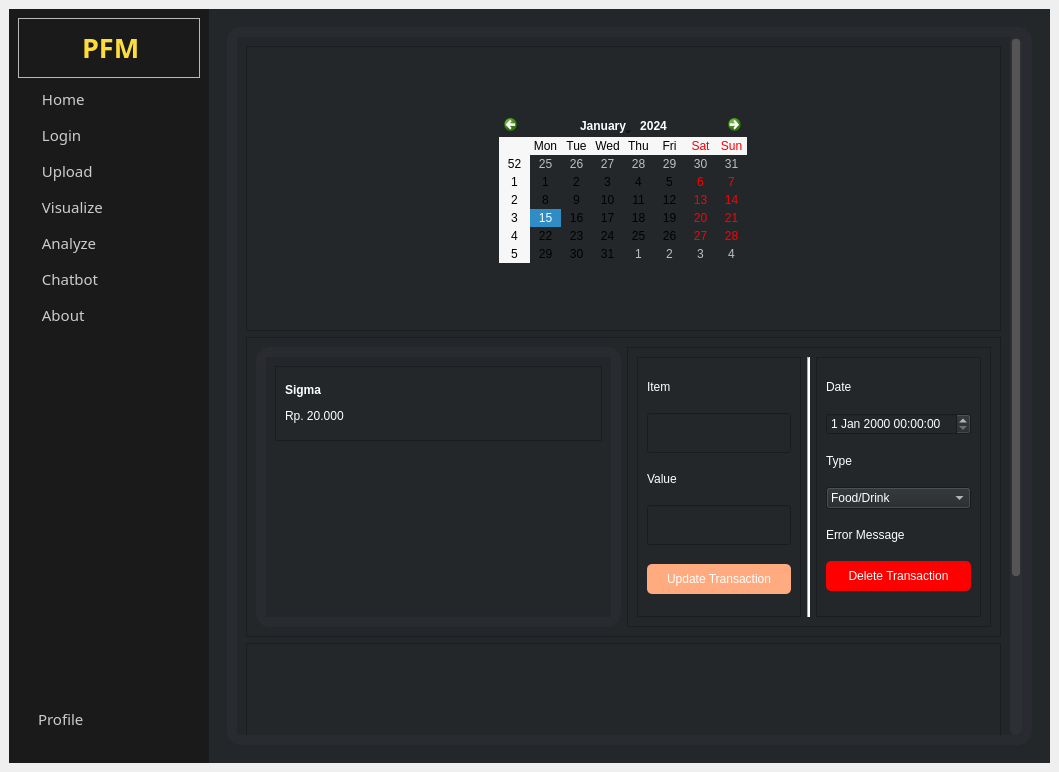
First picture: the form in UI/Master.ui, repository AtlasCJr/pfm, before the edit.
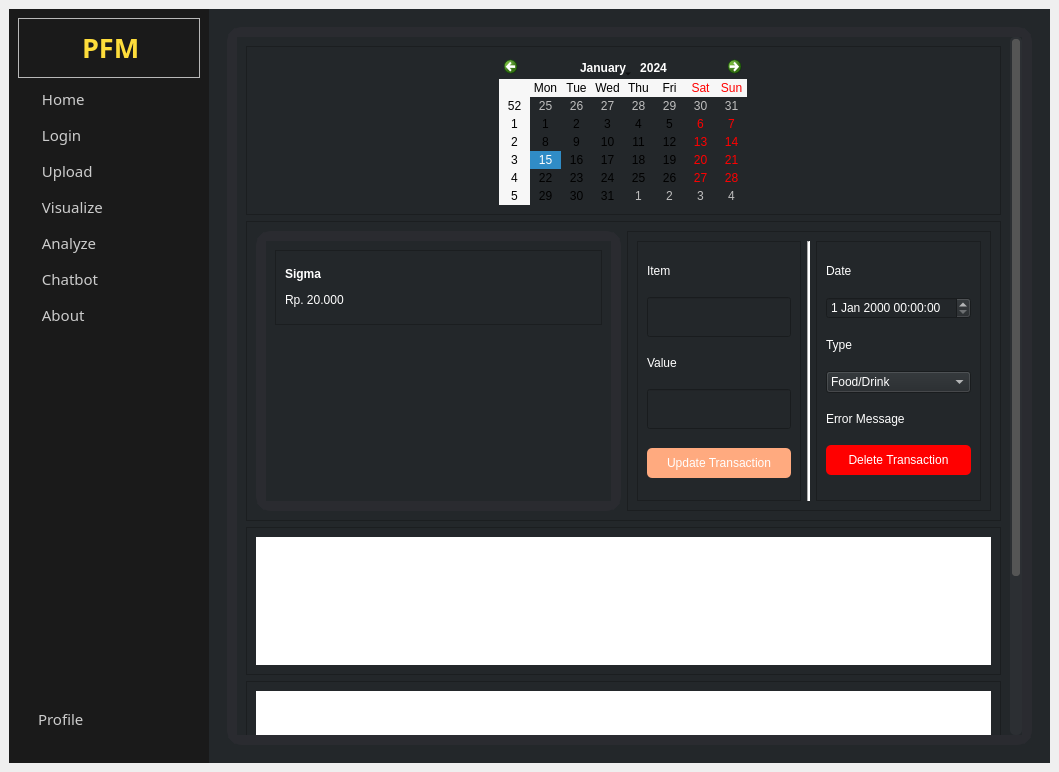
Second picture: the form after the edit. The open tabs and pages were chosen to show the change. Icons and pictures are not drawn.

Commit message: Added 2nd graph

```diff
--- a/UI/Master.ui
+++ b/UI/Master.ui
@@ -161,8 +161,7 @@
          </property>
          <property name="styleSheet">
           <string notr="true">border: none;
-text-align: left;
-transparancy: 0.3</string>
+text-align: left;</string>
          </property>
          <property name="text">
           <string> Login</string>
@@ -400,7 +399,7 @@
        <item row="0" column="0">
         <widget class="QStackedWidget" name="stackedWidget">
          <property name="currentIndex">
-          <number>5</number>
+          <number>6</number>
          </property>
          <widget class="QWidget" name="home">
           <layout class="QVBoxLayout" name="verticalLayout_10">
@@ -522,7 +521,7 @@
               </size>
              </property>
              <property name="currentIndex">
-              <number>1</number>
+              <number>3</number>
              </property>
              <widget class="QWidget" name="loginPage">
               <property name="styleSheet">
@@ -2775,7 +2774,7 @@
                    <property name="styleSheet">
                     <string notr="true">color: rgb(0, 0, 0);
 
-background-color: rgb(255, 255, 255);
+background-color: rgb(190, 0, 0);
 border-radius: 5px;</string>
                    </property>
                    <property name="text">
@@ -2831,6 +2830,18 @@
           <layout class="QVBoxLayout" name="verticalLayout_13">
            <item>
             <widget class="QScrollArea" name="scrollArea_2">
+             <property name="sizePolicy">
+              <sizepolicy hsizetype="Preferred" vsizetype="Preferred">
+               <horstretch>0</horstretch>
+               <verstretch>0</verstretch>
+              </sizepolicy>
+             </property>
+             <property name="minimumSize">
+              <size>
+               <width>0</width>
+               <height>0</height>
+              </size>
+             </property>
              <property name="styleSheet">
               <string notr="true"/>
              </property>
@@ -2887,11 +2898,17 @@
                <item>
                 <widget class="QFrame" name="frame_17">
                  <property name="sizePolicy">
-                  <sizepolicy hsizetype="Preferred" vsizetype="Preferred">
+                  <sizepolicy hsizetype="Preferred" vsizetype="Minimum">
                    <horstretch>0</horstretch>
                    <verstretch>0</verstretch>
                   </sizepolicy>
                  </property>
+                 <property name="minimumSize">
+                  <size>
+                   <width>0</width>
+                   <height>0</height>
+                  </size>
+                 </property>
                  <property name="maximumSize">
                   <size>
                    <width>16777215</width>
@@ -2931,7 +2948,7 @@
                        <x>0</x>
                        <y>0</y>
                        <width>345</width>
-                       <height>260</height>
+                       <height>149</height>
                       </rect>
                      </property>
                      <layout class="QVBoxLayout" name="verticalLayout_18">
@@ -3000,6 +3017,12 @@
                     <layout class="QHBoxLayout" name="horizontalLayout_15">
                      <item>
                       <widget class="QFrame" name="frame_18">
+                       <property name="sizePolicy">
+                        <sizepolicy hsizetype="Preferred" vsizetype="Minimum">
+                         <horstretch>0</horstretch>
+                         <verstretch>0</verstretch>
+                        </sizepolicy>
+                       </property>
                        <property name="frameShape">
                         <enum>QFrame::StyledPanel</enum>
                        </property>
@@ -3107,6 +3130,12 @@
                      </item>
                      <item>
                       <widget class="QFrame" name="frame_30">
+                       <property name="sizePolicy">
+                        <sizepolicy hsizetype="Preferred" vsizetype="Minimum">
+                         <horstretch>0</horstretch>
+                         <verstretch>0</verstretch>
+                        </sizepolicy>
+                       </property>
                        <property name="frameShape">
                         <enum>QFrame::StyledPanel</enum>
                        </property>
@@ -3239,6 +3268,18 @@
                </item>
                <item>
                 <widget class="QFrame" name="frame_20">
+                 <property name="sizePolicy">
+                  <sizepolicy hsizetype="Preferred" vsizetype="Minimum">
+                   <horstretch>0</horstretch>
+                   <verstretch>0</verstretch>
+                  </sizepolicy>
+                 </property>
+                 <property name="minimumSize">
+                  <size>
+                   <width>0</width>
+                   <height>0</height>
+                  </size>
+                 </property>
                  <property name="frameShape">
                   <enum>QFrame::StyledPanel</enum>
                  </property>
@@ -3246,51 +3287,87 @@
                   <enum>QFrame::Raised</enum>
                  </property>
                  <layout class="QHBoxLayout" name="horizontalLayout_26">
-                  <item>
-                   <spacer name="horizontalSpacer_3">
-                    <property name="orientation">
-                     <enum>Qt::Horizontal</enum>
-                    </property>
-                    <property name="sizeHint" stdset="0">
-                     <size>
-                      <width>40</width>
-                      <height>20</height>
-                     </size>
-                    </property>
-                   </spacer>
-                  </item>
                   <item>
                    <widget class="QWidget" name="VI_Graph1" native="true">
                     <property name="sizePolicy">
-                     <sizepolicy hsizetype="Fixed" vsizetype="Fixed">
+                     <sizepolicy hsizetype="Minimum" vsizetype="Minimum">
                       <horstretch>0</horstretch>
                       <verstretch>0</verstretch>
                      </sizepolicy>
                     </property>
                     <property name="minimumSize">
                      <size>
-                      <width>400</width>
-                      <height>200</height>
+                      <width>0</width>
+                      <height>0</height>
                      </size>
                     </property>
+                    <property name="styleSheet">
+                     <string notr="true">background-color: rgb(255, 255, 255);</string>
+                    </property>
                    </widget>
                   </item>
+                 </layout>
+                </widget>
+               </item>
+               <item>
+                <widget class="QFrame" name="frame_25">
+                 <property name="sizePolicy">
+                  <sizepolicy hsizetype="Preferred" vsizetype="Preferred">
+                   <horstretch>0</horstretch>
+                   <verstretch>0</verstretch>
+                  </sizepolicy>
+                 </property>
+                 <property name="minimumSize">
+                  <size>
+                   <width>0</width>
+                   <height>0</height>
+                  </size>
+                 </property>
+                 <property name="frameShape">
+                  <enum>QFrame::StyledPanel</enum>
+                 </property>
+                 <property name="frameShadow">
+                  <enum>QFrame::Raised</enum>
+                 </property>
+                 <layout class="QHBoxLayout" name="horizontalLayout_27">
                   <item>
-                   <spacer name="horizontalSpacer_4">
-                    <property name="orientation">
-                     <enum>Qt::Horizontal</enum>
+                   <widget class="QWidget" name="VI_Graph2" native="true">
+                    <property name="sizePolicy">
+                     <sizepolicy hsizetype="Minimum" vsizetype="Minimum">
+                      <horstretch>0</horstretch>
+                      <verstretch>0</verstretch>
+                     </sizepolicy>
                     </property>
-                    <property name="sizeHint" stdset="0">
+                    <property name="minimumSize">
                      <size>
-                      <width>40</width>
-                      <height>20</height>
+                      <width>0</width>
+                      <height>0</height>
                      </size>
                     </property>
-                   </spacer>
+                    <property name="styleSheet">
+                     <string notr="true">background-color: rgb(255, 255, 255);</string>
+                    </property>
+                   </widget>
                   </item>
                  </layout>
                 </widget>
                </item>
+               <item>
+                <spacer name="verticalSpacer_3">
+                 <property name="orientation">
+                  <enum>Qt::Vertical</enum>
+                 </property>
+                 <property name="sizeType">
+                  <enum>QSizePolicy::Fixed</enum>
+                 </property>
+                 <property name="sizeHint" stdset="0">
+                  <size>
+                   <width>20</width>
+                   <height>100</height>
+                  </size>
+                 </property>
+                </spacer>
+               </item>
               </layout>
              </widget>
             </widget>
```
The commit also changes 9 other files.
